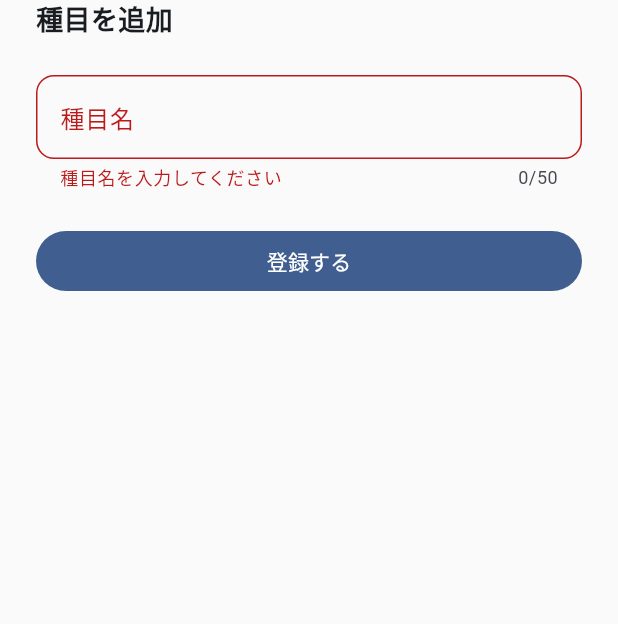
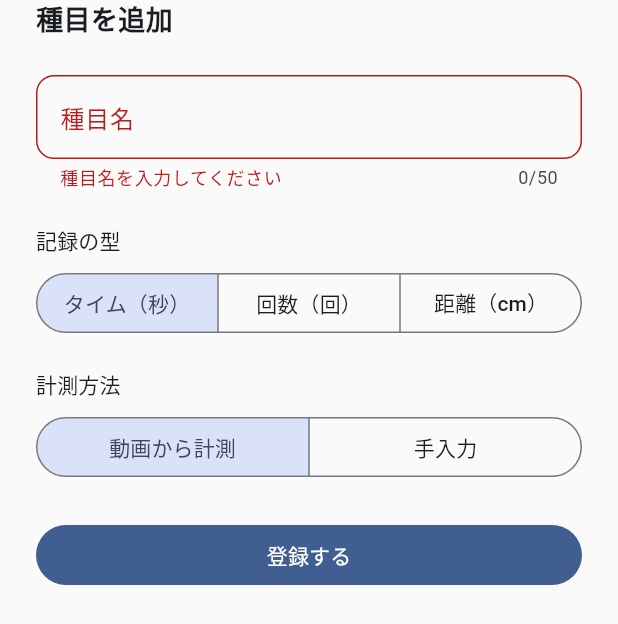
Before and after one commit to Inoworl/physilog-flutter-app, a Flutter app: the EventFormSheet widget shown alone on an empty page, opened directly, after a tap on "登録する", on a phone screen of 412 x 824 dp. Shown: the top 624 px of the screen. Run offline on Flutter 3.47's test engine with Material 3 defaults, Android fonts, the phone set to English and light mode, and no system bars; our stand-ins replace cloud_firestore, firebase_auth, firebase_core, flutter_riverpod, freezed_annotation, go_router and 6 more; missing offline and left inert: video_compress; accounts and stored records are empty; generated files the repository leaves out were written again; network calls fail; Roboto replaces fonts that are missing (NotoSansJP).

Commit message:
feat: add record type and measurement method to events
種目マスタに「記録の型」(タイム/回数/距離) と「計測方法」(動画/手入力) を追加する。
チーム対応の計測会モード・ベスト判定・記録表示単位の土台となる属性。

- Event モデルに recordType / measurementMethod を追加（@Default で後方互換、
  既存種目は time / video として自動マイグレーション）
- 記録の型からベスト判定方向(lowerIsBetter)・既定単位・既定計測方法を導出
- 種目追加/編集フォームに SegmentedButton の2セレクタを追加
- 記録の型は作成時のみ選択可。編集時は固定（既存記録の単位を壊さないため）
- 計測方法はいつでも変更可

Co-Authored-By: Claude Opus 4.8 <noreply@anthropic.com>

```diff
--- a/lib/features/manage/application/event_list_notifier.dart
+++ b/lib/features/manage/application/event_list_notifier.dart
@@ -54,7 +54,11 @@ class EventListNotifier extends StateNotifier<EventListState> {
     await loadEvents();
   }
 
-  Future<Event?> addEvent(String name) async {
+  Future<Event?> addEvent(
+    String name, {
+    EventRecordType recordType = EventRecordType.time,
+    EventMeasurementMethod? measurementMethod,
+  }) async {
     final trimmed = name.trim();
     if (_userId == null || trimmed.isEmpty) return null;
 
@@ -63,6 +67,10 @@ class EventListNotifier extends StateNotifier<EventListState> {
       id: _uuid.v4(),
       userId: _userId,
       name: trimmed,
+      unit: recordType.defaultUnit,
+      recordType: recordType,
+      measurementMethod:
+          measurementMethod ?? recordType.defaultMeasurementMethod,
       createdAt: now,
       updatedAt: now,
     );
@@ -72,9 +80,14 @@ class EventListNotifier extends StateNotifier<EventListState> {
     return event;
   }
 
+  /// 種目を更新する。
+  ///
+  /// 記録の型（[Event.recordType]）は作成後に変更しない。既存記録を別単位で
+  /// 再解釈してしまう事故を防ぐため、ここでは名前と計測方法だけを更新する。
   Future<Event?> updateEvent({
     required String eventId,
     required String name,
+    EventMeasurementMethod? measurementMethod,
   }) async {
     final trimmed = name.trim();
     if (_userId == null || trimmed.isEmpty) return null;
@@ -89,7 +102,11 @@ class EventListNotifier extends StateNotifier<EventListState> {
     }
     if (existing == null) return null;
 
-    final updated = existing.copyWith(name: trimmed, updatedAt: DateTime.now());
+    final updated = existing.copyWith(
+      name: trimmed,
+      measurementMethod: measurementMethod ?? existing.measurementMethod,
+      updatedAt: DateTime.now(),
+    );
     await _repository.updateEvent(updated);
     await loadEvents();
     return updated;
--- a/lib/features/manage/presentation/event_form_sheet.dart
+++ b/lib/features/manage/presentation/event_form_sheet.dart
@@ -26,6 +26,8 @@ class EventFormSheet extends ConsumerStatefulWidget {
 class _EventFormSheetState extends ConsumerState<EventFormSheet> {
   final _formKey = GlobalKey<FormState>();
   late final TextEditingController _nameController;
+  late EventRecordType _recordType;
+  late EventMeasurementMethod _measurementMethod;
   bool _isSubmitting = false;
 
   bool get _isEditing => widget.event != null;
@@ -34,6 +36,18 @@ class _EventFormSheetState extends ConsumerState<EventFormSheet> {
   void initState() {
     super.initState();
     _nameController = TextEditingController(text: widget.event?.name);
+    _recordType = widget.event?.recordType ?? EventRecordType.time;
+    _measurementMethod =
+        widget.event?.measurementMethod ??
+        _recordType.defaultMeasurementMethod;
+  }
+
+  /// 記録の型を切り替えたとき、計測方法をその型の既定に合わせる（新規作成時のみ）。
+  void _onRecordTypeChanged(EventRecordType type) {
+    setState(() {
+      _recordType = type;
+      _measurementMethod = type.defaultMeasurementMethod;
+    });
   }
 
   @override
@@ -52,9 +66,14 @@ class _EventFormSheetState extends ConsumerState<EventFormSheet> {
         await notifier.updateEvent(
           eventId: widget.event!.id,
           name: _nameController.text.trim(),
+          measurementMethod: _measurementMethod,
         );
       } else {
-        await notifier.addEvent(_nameController.text.trim());
+        await notifier.addEvent(
+          _nameController.text.trim(),
+          recordType: _recordType,
+          measurementMethod: _measurementMethod,
+        );
       }
       if (!mounted) return;
       Navigator.pop(context);
@@ -127,6 +146,37 @@ class _EventFormSheetState extends ConsumerState<EventFormSheet> {
               onFieldSubmitted: (_) => _submit(),
             ),
             const SizedBox(height: 24),
+            _FieldLabel(
+              '記録の型',
+              hint: _isEditing ? '作成後は変更できません' : null,
+            ),
+            const SizedBox(height: 8),
+            SegmentedButton<EventRecordType>(
+              segments: [
+                for (final type in EventRecordType.values)
+                  ButtonSegment(value: type, label: Text(type.label)),
+              ],
+              selected: {_recordType},
+              showSelectedIcon: false,
+              // 編集時は記録の型を固定する（既存記録の単位を壊さないため）。
+              onSelectionChanged: _isEditing
+                  ? null
+                  : (selection) => _onRecordTypeChanged(selection.first),
+            ),
+            const SizedBox(height: 20),
+            const _FieldLabel('計測方法'),
+            const SizedBox(height: 8),
+            SegmentedButton<EventMeasurementMethod>(
+              segments: [
+                for (final method in EventMeasurementMethod.values)
+                  ButtonSegment(value: method, label: Text(method.label)),
+              ],
+              selected: {_measurementMethod},
+              showSelectedIcon: false,
+              onSelectionChanged: (selection) =>
+                  setState(() => _measurementMethod = selection.first),
+            ),
+            const SizedBox(height: 24),
             FilledButton(
               onPressed: _isSubmitting ? null : _submit,
               child: Text(_isEditing ? '更新する' : '登録する'),
@@ -145,3 +195,32 @@ class _EventFormSheetState extends ConsumerState<EventFormSheet> {
     );
   }
 }
+
+/// 入力欄の上に置く小見出し。右側に補足ヒントを薄字で表示できる。
+class _FieldLabel extends StatelessWidget {
+  const _FieldLabel(this.text, {this.hint});
+
+  final String text;
+  final String? hint;
+
+  @override
+  Widget build(BuildContext context) {
+    final theme = Theme.of(context);
+    return Row(
+      children: [
+        Text(text, style: theme.textTheme.titleSmall),
+        if (hint != null) ...[
+          const SizedBox(width: 8),
+          Expanded(
+            child: Text(
+              hint!,
+              style: theme.textTheme.bodySmall?.copyWith(
+                color: theme.colorScheme.onSurfaceVariant,
+              ),
+            ),
+          ),
+        ],
+      ],
+    );
+  }
+}
--- a/lib/models/event.dart
+++ b/lib/models/event.dart
@@ -3,6 +3,49 @@ import 'package:freezed_annotation/freezed_annotation.dart';
 
 part 'event.freezed.dart';
 part 'event.g.dart';
+
+/// 記録の型。表示単位・キーパッド・ベスト判定の方向を決める。
+enum EventRecordType {
+  @JsonValue('time')
+  time('秒', 'タイム（秒）', lowerIsBetter: true),
+  @JsonValue('count')
+  count('回', '回数（回）', lowerIsBetter: false),
+  @JsonValue('distance')
+  distance('cm', '距離（cm）', lowerIsBetter: false);
+
+  const EventRecordType(
+    this.defaultUnit,
+    this.label, {
+    required this.lowerIsBetter,
+  });
+
+  /// 既定の表示単位（秒 / 回 / cm）。
+  final String defaultUnit;
+
+  /// フォームなどで表示するラベル。
+  final String label;
+
+  /// ベスト判定の方向。タイムは小さいほど良い、回数・距離は大きいほど良い。
+  final bool lowerIsBetter;
+
+  /// 記録の型に応じた既定の計測方法。タイムは動画計測、それ以外は手入力。
+  EventMeasurementMethod get defaultMeasurementMethod => this == time
+      ? EventMeasurementMethod.video
+      : EventMeasurementMethod.manual;
+}
+
+/// 計測方法。計測会モードのループ分岐に使う。
+enum EventMeasurementMethod {
+  @JsonValue('video')
+  video('動画から計測'),
+  @JsonValue('manual')
+  manual('手入力');
+
+  const EventMeasurementMethod(this.label);
+
+  /// フォームなどで表示するラベル。
+  final String label;
+}
 
 @freezed
 class Event with _$Event {
@@ -11,6 +54,9 @@ class Event with _$Event {
     required String userId,
     required String name,
     @Default('秒') String unit,
+    @Default(EventRecordType.time) EventRecordType recordType,
+    @Default(EventMeasurementMethod.video)
+    EventMeasurementMethod measurementMethod,
     @Default(0) int sortOrder,
     DateTime? deletedAt,
     required DateTime createdAt,
@@ -40,6 +86,10 @@ class Event with _$Event {
     return {
       'name': name,
       'unit': unit,
+      // enum の name は @JsonValue と一致させてあるため、fromFirestore 側の
+      // 生成 fromJson と読み書き対称になる。
+      'recordType': recordType.name,
+      'measurementMethod': measurementMethod.name,
       'sortOrder': sortOrder,
       'deletedAt': deletedAt == null ? null : Timestamp.fromDate(deletedAt!),
       'createdAt': Timestamp.fromDate(createdAt),
```
